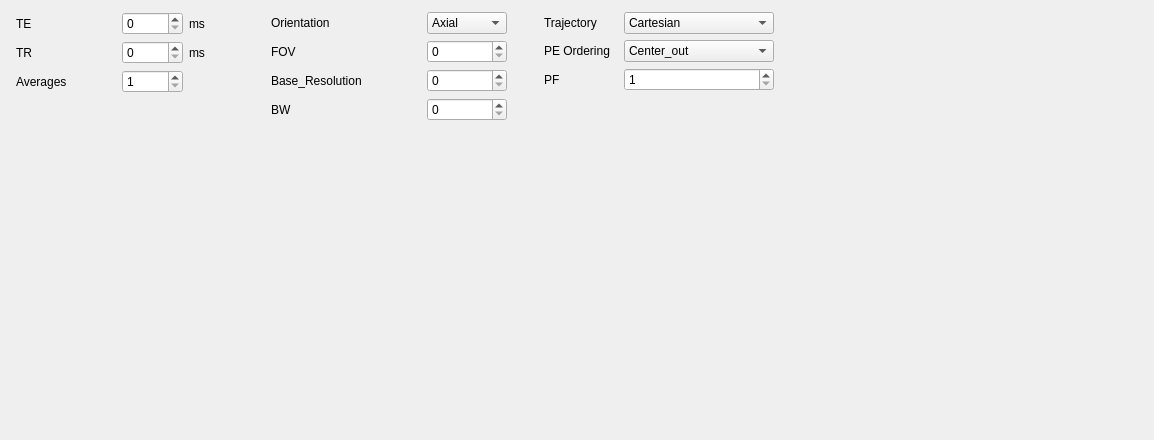
Qt form sequences/se_2D/interface.ui (mri4all/console) before a commit.
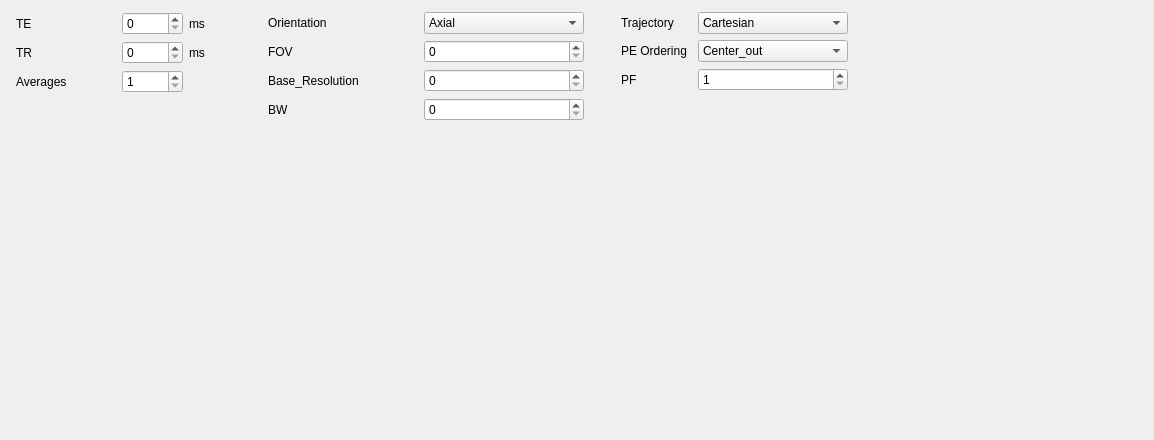
The same form after that commit.

Commit message: Changed se_2D ui

Patch:
```diff
--- a/sequences/se_2D/interface.ui
+++ b/sequences/se_2D/interface.ui
@@ -18,7 +18,7 @@
     <rect>
      <x>16</x>
      <y>12</y>
-     <width>758</width>
+     <width>832</width>
      <height>483</height>
     </rect>
    </property>
@@ -148,6 +148,12 @@
       </item>
       <item row="3" column="1">
        <widget class="QSpinBox" name="BW_SpinBox">
+        <property name="minimumSize">
+         <size>
+          <width>160</width>
+          <height>0</height>
+         </size>
+        </property>
         <property name="maximum">
          <number>99999</number>
         </property>
@@ -169,6 +175,12 @@
       </item>
       <item row="1" column="1">
        <widget class="QSpinBox" name="FOV_SpinBox">
+        <property name="minimumSize">
+         <size>
+          <width>160</width>
+          <height>0</height>
+         </size>
+        </property>
         <property name="maximum">
          <number>99999</number>
         </property>
@@ -178,7 +190,7 @@
        <widget class="QComboBox" name="Orientation_ComboBox">
         <property name="minimumSize">
          <size>
-          <width>80</width>
+          <width>160</width>
           <height>0</height>
          </size>
         </property>
@@ -224,6 +236,12 @@
       </item>
       <item row="2" column="1">
        <widget class="QSpinBox" name="Base_Resolution_SpinBox">
+        <property name="minimumSize">
+         <size>
+          <width>160</width>
+          <height>0</height>
+         </size>
+        </property>
         <property name="maximum">
          <number>99999</number>
         </property>
```
